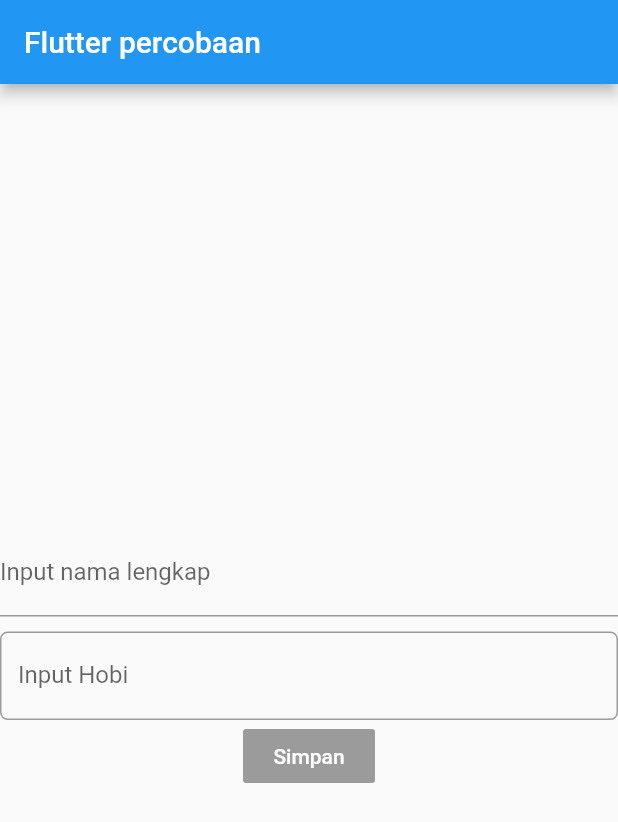
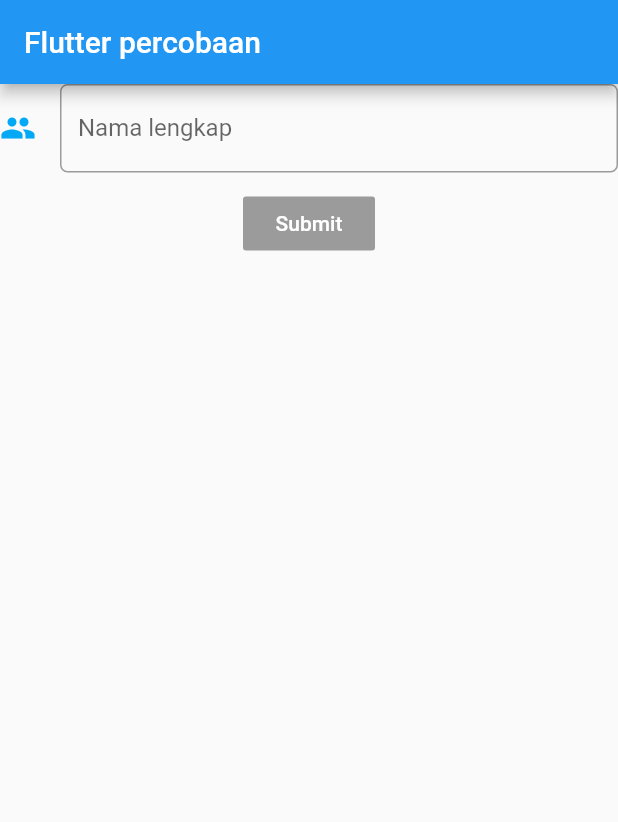
Before and after one commit to argowibowo/progmob2020uas, a Flutter app: the screen it shows after launch, on a phone screen of 412 x 824 dp. Shown: the top 822 px of the screen. Run offline on Flutter 3.47's test engine with Material 2 defaults, Android fonts, the phone set to English and light mode, and no system bars.

Commit message:
tugas pertemuan 8

```diff
--- a/lib/tugasPertemuan8.dart
+++ b/lib/tugasPertemuan8.dart
@@ -27,37 +27,41 @@ class _TugasPertemuan8State extends State<TugasPertemuan8> {
       ),
       body: Center(
         child: Column(
-          mainAxisAlignment: MainAxisAlignment.center,
+          mainAxisAlignment: MainAxisAlignment.start,
           children: <Widget>[
             TextFormField(
+              validator: (value){
+                if(value.isEmpty){
+                  return "Nama tidak boleh kosong";
+                }else
+                  {
+                    return null;
+                  }
+              },
               decoration: new InputDecoration(
-                labelText: "Input nama lengkap",
-                hintText: "Nikita Semben",
+                icon: Icon(
+                  Icons.people,
+                  color: Colors.lightBlue,
+                ),
+                labelText: "Nama lengkap",
+                hintText: "Contoh : Nikita Semben",
+                border: OutlineInputBorder(
+                  borderRadius: new BorderRadius.circular(5)
+                )
               ),
             ),
             Padding(
                 padding: EdgeInsets.all(5.0)
             ),
-            TextFormField(
-              decoration: new InputDecoration(
-                  labelText: "Input Hobi ",
-                  hintText: "Main game",
-                  border: OutlineInputBorder(
-                      borderRadius: new BorderRadius.circular(5)
-                  )
+
+            RaisedButton(
+              child: Text(
+                "Submit",
+                style: TextStyle(
+                    color: Colors.white),
               ),
-            ),
-            RaisedButton(
-              focusColor: Colors.lightBlue,
               color: Colors.lightBlue,
-              child: Text(
-                "Simpan",
-                style: TextStyle(
-                    color: Colors.white
-                ),
-              ),
             )
-
           ],
         ),
       ),
```
